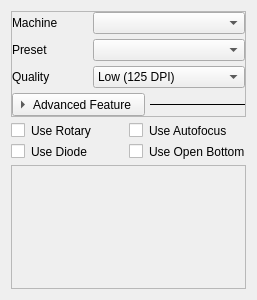
The window that src/widgets/panels/doc-panel.ui (flux3dp/swiftray) describes before a commit, drawn with Qt 5.
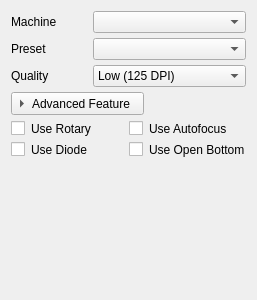
The same window after the commit. Custom widgets are drawn as their Qt base class.

What changed in the file:
```diff
--- a/src/widgets/panels/doc-panel.ui
+++ b/src/widgets/panels/doc-panel.ui
@@ -23,7 +23,7 @@
    <item>
     <widget class="QFrame" name="frame">
      <property name="frameShape">
-      <enum>QFrame::StyledPanel</enum>
+      <enum>QFrame::NoFrame</enum>
      </property>
      <property name="frameShadow">
       <enum>QFrame::Raised</enum>
@@ -170,14 +170,17 @@
          </widget>
         </item>
         <item>
-         <widget class="Line" name="line">
-          <property name="frameShadow">
-           <enum>QFrame::Plain</enum>
-          </property>
+         <spacer name="horizontalSpacer">
           <property name="orientation">
            <enum>Qt::Horizontal</enum>
           </property>
-         </widget>
+          <property name="sizeHint" stdset="0">
+           <size>
+            <width>40</width>
+            <height>20</height>
+           </size>
+          </property>
+         </spacer>
         </item>
        </layout>
       </item>
@@ -248,20 +251,17 @@
     </widget>
    </item>
    <item>
-    <widget class="QFrame" name="frame_2">
-     <property name="sizePolicy">
-      <sizepolicy hsizetype="Preferred" vsizetype="Expanding">
-       <horstretch>0</horstretch>
-       <verstretch>0</verstretch>
-      </sizepolicy>
+    <spacer name="verticalSpacer">
+     <property name="orientation">
+      <enum>Qt::Vertical</enum>
      </property>
-     <property name="frameShape">
-      <enum>QFrame::StyledPanel</enum>
+     <property name="sizeHint" stdset="0">
+      <size>
+       <width>20</width>
+       <height>40</height>
+      </size>
      </property>
-     <property name="frameShadow">
-      <enum>QFrame::Raised</enum>
-     </property>
-    </widget>
+    </spacer>
    </item>
   </layout>
  </widget>
```
